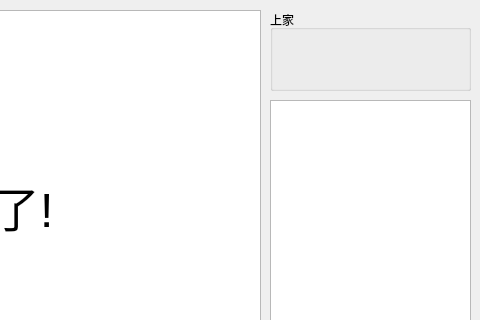
XCI9/CardGame, file mainwindow.ui: the form before one commit; both pictures show x 540 to 1020 and y 0 to 320 of the 1020 by 509 pixel window.
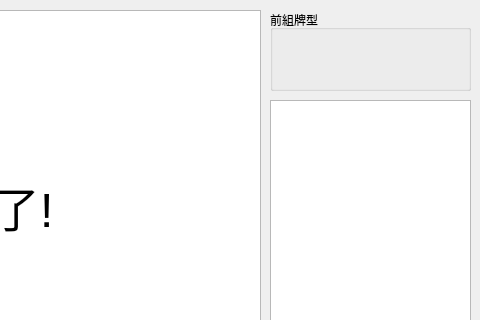
The form after the commit.

Commit message: fix some ui display error

```diff
--- a/mainwindow.ui
+++ b/mainwindow.ui
@@ -183,7 +183,7 @@
      </rect>
     </property>
     <property name="title">
-     <string>上家</string>
+     <string>前組牌型</string>
     </property>
     <widget class="QWidget" name="horizontalLayoutWidget_2">
      <property name="geometry">
```
Left out of the diff: 4 changed lines with no effect on the pictures. The commit also changes 2 other files.
